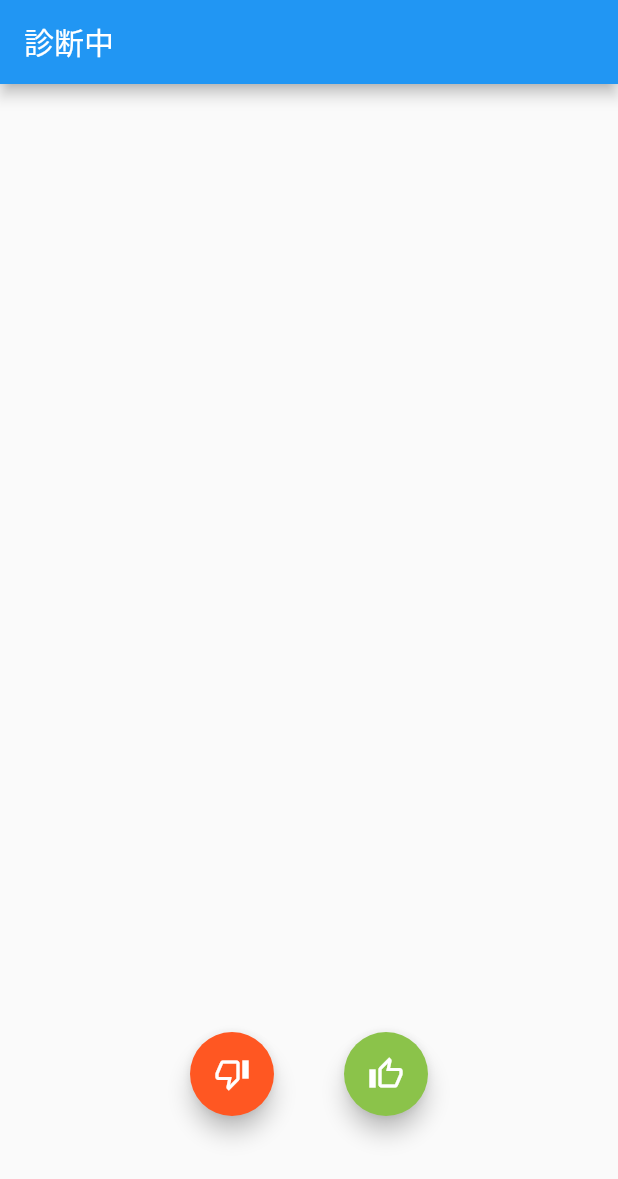
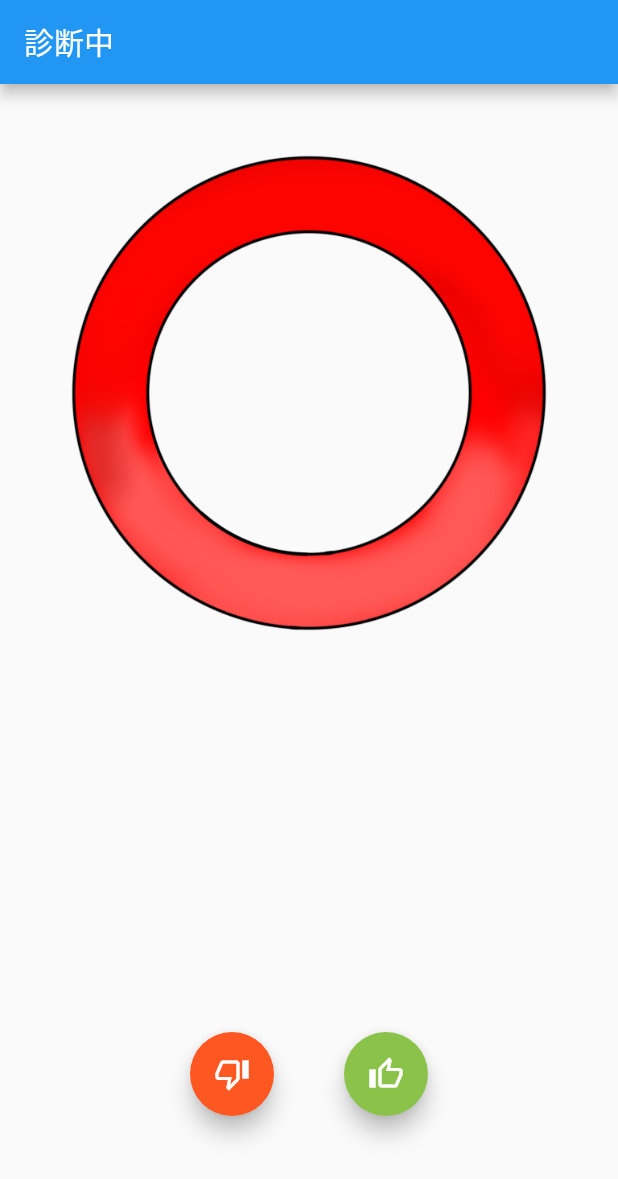
Before and after one commit to 618knot/circle_judge, a Flutter app: the screen it shows after launch, on a phone screen of 412 x 824 dp. Shown: the top 1179 px of the screen. Run offline on Flutter 3.47's test engine with Material 2 defaults, Android fonts, the phone set to English and light mode, and no system bars; drawn by our look-alikes of flutter_tindercard.

Commit message:
Stackを使ってTinderCardと〇を重ねて表示する試み(成功)

```diff
--- a/lib/tinderCards.dart
+++ b/lib/tinderCards.dart
@@ -15,10 +15,11 @@ class TinderCards extends StatelessWidget {
   @override
   Widget build(BuildContext context) {
     CardController controller;
-    return Container(
-      height: MediaQuery.of(context).size.height * 0.6,
+    return Stack(
+      //height: MediaQuery.of(context).size.height * 0.6,
 
-      child :TinderSwapCard(
+      children:<Widget>[
+        TinderSwapCard(
           swipeUp: true,
           swipeDown: true,
           orientation: AmassOrientation.BOTTOM,
@@ -66,6 +67,8 @@ class TinderCards extends StatelessWidget {
             }
           },
         ),
+        Image.asset('images/maru.png')
+      ],
     );
   }
 }
```
Lines whose indentation alone changed are shown as unchanged.
